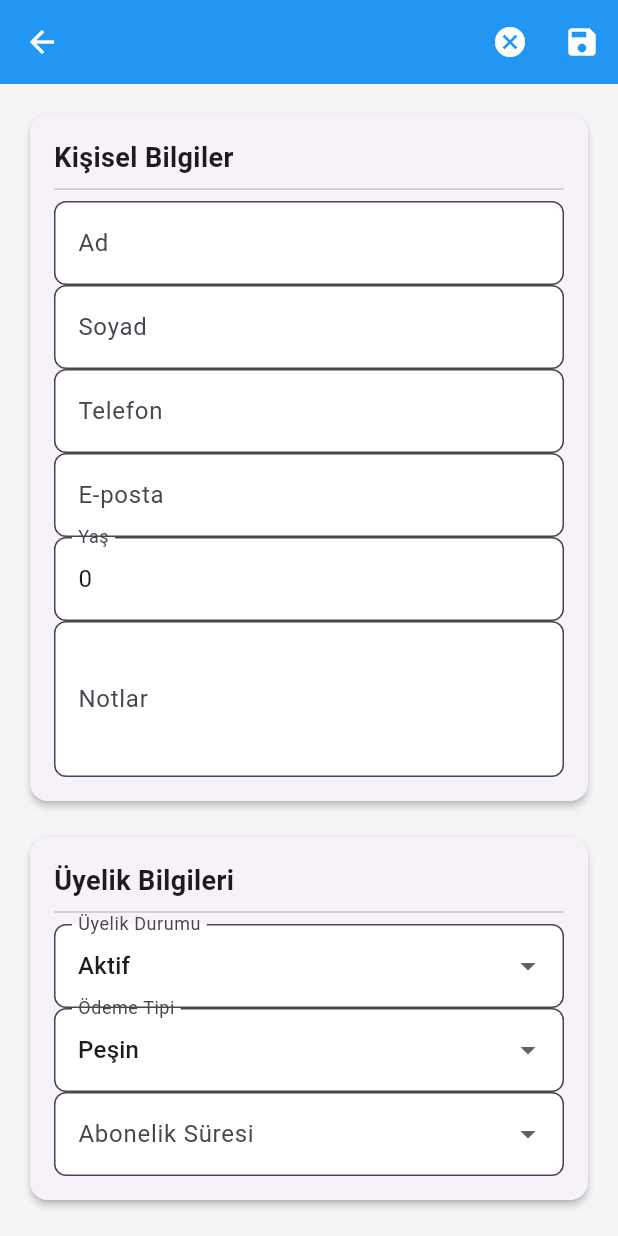
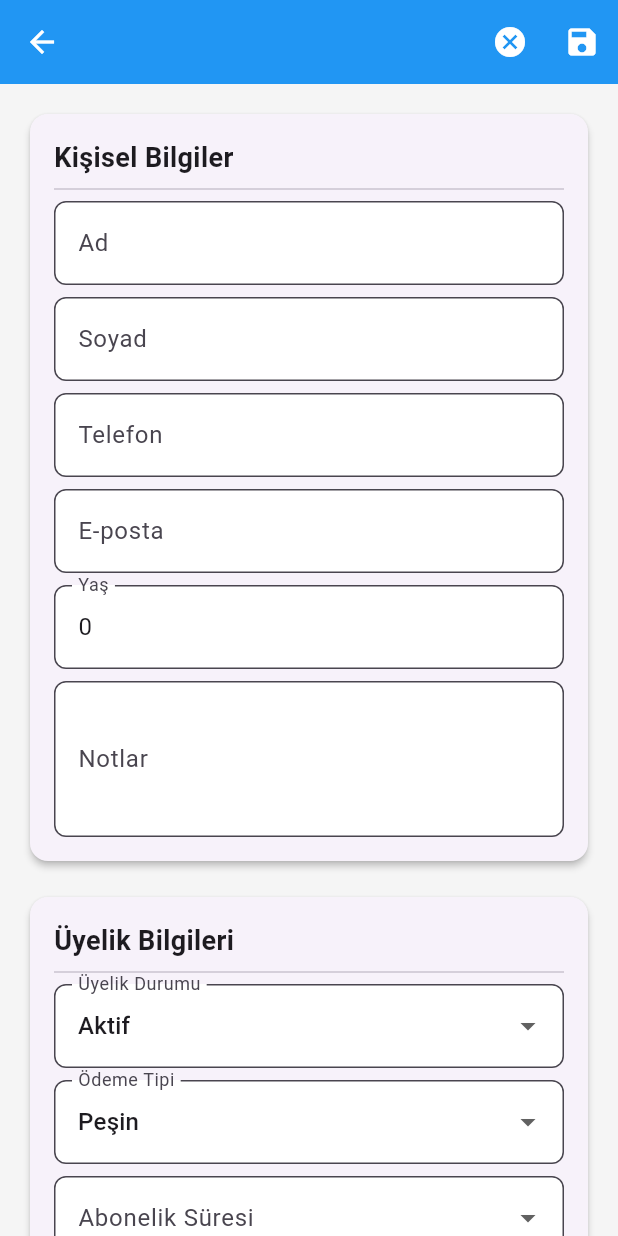
Before and after one commit to kprl884/gymmanagement, a Flutter app: the CustomerDetailScreen screen opened directly with empty values, after a tap on the "edit" icon, on a phone screen of 412 x 824 dp. Run offline on Flutter 3.47's test engine with Material 3 defaults, Android fonts, the phone set to English and light mode, and no system bars; our stand-ins replace cloud_firestore, firebase_auth, firebase_core, fl_chart, flutter_local_notifications, rxdart and 2 more; missing offline and left inert: firebase_performance; accounts and stored records are empty; network calls fail.

Commit message:
feat: Prevent payments for inactive members and improve UI
This commit enhances the customer detail screen by preventing payment recordings for inactive members and improving the UI with spacing and status display.

-   **lib/screens/customer_detail_screen.dart:**
    -   Added a check to disable payment recording if the customer's membership is not active.
    -   Displayed a message indicating that payments cannot be made for inactive memberships.
    -   Added vertical spacing between form fields in the edit customer dialog for better readability.
    -   Updated the trailing icon in payment history to reflect the payment status more clearly.
    -   Disabled the "Öde" button for unpaid installments if the membership is not active.
    -   Removed the unnecessary `const` modifier from the `Divider()`.

```diff
--- a/lib/screens/customer_detail_screen.dart
+++ b/lib/screens/customer_detail_screen.dart
@@ -209,6 +209,17 @@ class _CustomerDetailScreenState extends State<CustomerDetailScreen> {
                     ),
                   ),
                   const Divider(),
+                  if (_customer.status != MembershipStatus.active)
+                    Padding(
+                      padding: const EdgeInsets.only(bottom: 8.0),
+                      child: Text(
+                        'Üyelik ${_getStatusText(_customer.status).toLowerCase()} olduğu için yeni ödeme alınamaz.',
+                        style: TextStyle(
+                          color: Colors.red,
+                          fontStyle: FontStyle.italic,
+                        ),
+                      ),
+                    ),
                   ..._buildPaymentHistory(),
                 ],
               ),
@@ -261,6 +272,9 @@ class _CustomerDetailScreenState extends State<CustomerDetailScreen> {
             _customer.registrationDate.day,
           );
 
+          // Müşteri aktif değilse ödeme yapılamaz
+          final canPay = _customer.status == MembershipStatus.active;
+
           return ListTile(
             leading: CircleAvatar(
               backgroundColor: isPaid ? Colors.green : Colors.grey,
@@ -274,7 +288,8 @@ class _CustomerDetailScreenState extends State<CustomerDetailScreen> {
             trailing: isPaid
                 ? const Icon(Icons.done_all, color: Colors.green)
                 : TextButton(
-                    onPressed: () => _recordSpecificPayment(index),
+                    onPressed:
+                        canPay ? () => _recordSpecificPayment(index) : null,
                     child: const Text('Öde'),
                   ),
           );
@@ -495,6 +510,7 @@ class _CustomerDetailScreenState extends State<CustomerDetailScreen> {
                       return null;
                     },
                   ),
+                  const SizedBox(height: 8.0), // Dikey boşluk
                   TextFormField(
                     controller: _surnameController,
                     decoration: const InputDecoration(labelText: 'Soyad'),
@@ -505,6 +521,7 @@ class _CustomerDetailScreenState extends State<CustomerDetailScreen> {
                       return null;
                     },
                   ),
+                  const SizedBox(height: 8.0), // Dikey boşluk
                   TextFormField(
                     controller: _phoneController,
                     decoration: const InputDecoration(labelText: 'Telefon'),
@@ -515,6 +532,7 @@ class _CustomerDetailScreenState extends State<CustomerDetailScreen> {
                       return null;
                     },
                   ),
+                  const SizedBox(height: 8.0), // Dikey boşluk
                   TextFormField(
                     controller: _emailController,
                     decoration: const InputDecoration(labelText: 'E-posta'),
@@ -525,6 +543,7 @@ class _CustomerDetailScreenState extends State<CustomerDetailScreen> {
                       return null;
                     },
                   ),
+                  const SizedBox(height: 8.0), // Dikey boşluk
                   TextFormField(
                     controller: _ageController,
                     decoration: const InputDecoration(labelText: 'Yaş'),
@@ -539,6 +558,7 @@ class _CustomerDetailScreenState extends State<CustomerDetailScreen> {
                       return null;
                     },
                   ),
+                  const SizedBox(height: 8.0), // Dikey boşluk
                   TextFormField(
                     controller: _notesController,
                     decoration: const InputDecoration(labelText: 'Notlar'),
@@ -585,6 +605,7 @@ class _CustomerDetailScreenState extends State<CustomerDetailScreen> {
                       }
                     },
                   ),
+                  const SizedBox(height: 8.0), // Dikey boşluk
                   DropdownButtonFormField<PaymentType>(
                     value: _paymentType,
                     decoration: const InputDecoration(
@@ -605,6 +626,7 @@ class _CustomerDetailScreenState extends State<CustomerDetailScreen> {
                       }
                     },
                   ),
+                  const SizedBox(height: 8.0), // Dikey boşluk
                   DropdownButtonFormField<int>(
                     value: _subscriptionMonths,
                     decoration: const InputDecoration(
```
